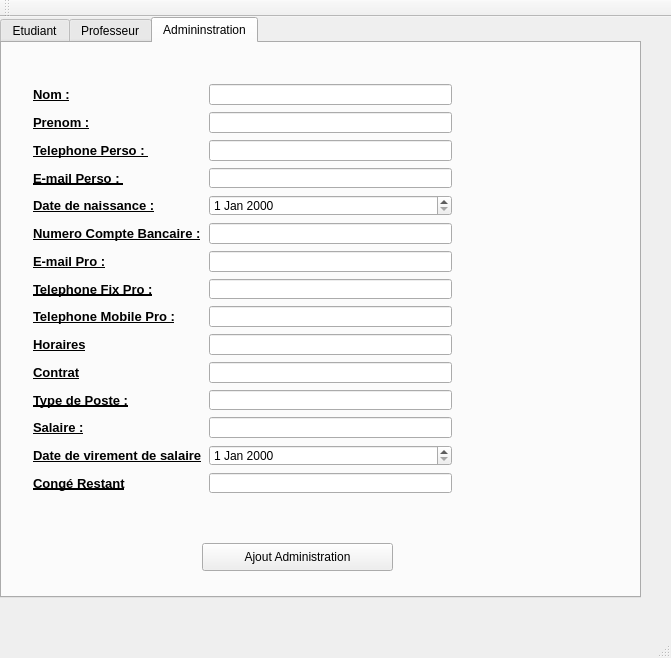
Before: the Qt Designer form AppObjetQT/mainwindow.ui in Mrgove10/AppliObjetVS, drawn with Qt 5.
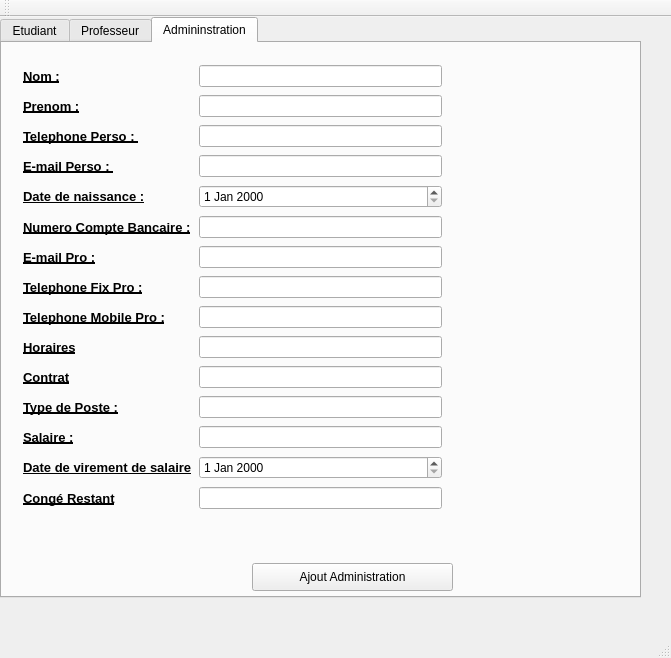
After: the same form once the commit is applied. The open tabs and pages were chosen to show the change.

Commit message: mini change graphisme

Diff of the .ui file:
```diff
--- a/AppObjetQT/mainwindow.ui
+++ b/AppObjetQT/mainwindow.ui
@@ -413,10 +413,10 @@
      <widget class="QWidget" name="gridLayoutWidget_3">
       <property name="geometry">
        <rect>
-        <x>20</x>
-        <y>30</y>
+        <x>10</x>
+        <y>10</y>
         <width>441</width>
-        <height>431</height>
+        <height>481</height>
        </rect>
       </property>
       <layout class="QGridLayout" name="gridLayout_3">
@@ -718,9 +718,9 @@
      <widget class="QPushButton" name="adminAjout">
       <property name="geometry">
        <rect>
-        <x>200</x>
-        <y>500</y>
-        <width>191</width>
+        <x>250</x>
+        <y>520</y>
+        <width>201</width>
         <height>28</height>
        </rect>
       </property>
```
Left out of the diff: 66 changed lines with no effect on the pictures.
